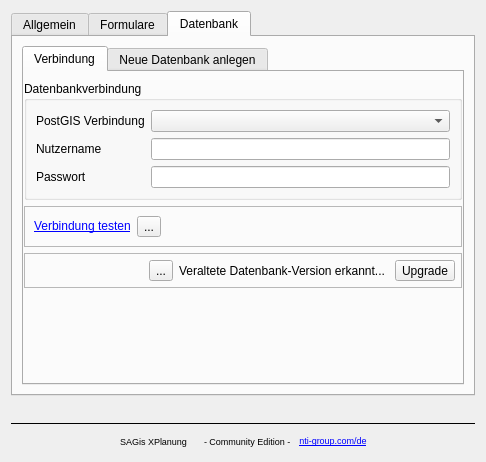
Old version of the form src/SAGisXPlanung/ui/settings.ui in the repository nti-de/SAGisXPlanung.
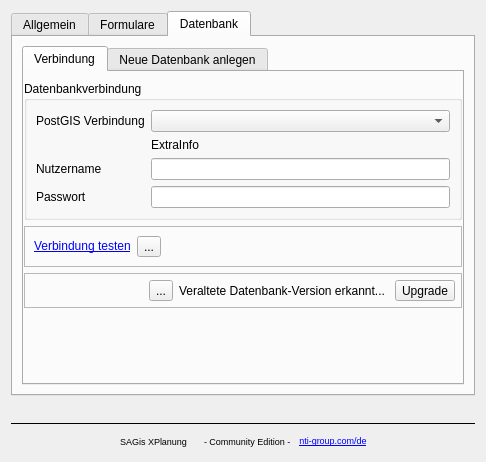
New version of the form. Custom widgets are drawn as their Qt base class.

What changed in the file:
```diff
--- a/src/SAGisXPlanung/ui/settings.ui
+++ b/src/SAGisXPlanung/ui/settings.ui
@@ -240,30 +240,37 @@
               <item row="0" column="1">
                <widget class="QComboBox" name="cbConnections"/>
               </item>
-              <item row="1" column="0">
+              <item row="2" column="0">
                <widget class="QLabel" name="label_2">
                 <property name="text">
                  <string>Nutzername</string>
                 </property>
                </widget>
               </item>
-              <item row="1" column="1">
+              <item row="2" column="1">
                <widget class="QLineEdit" name="tbUsername"/>
               </item>
-              <item row="2" column="0">
+              <item row="3" column="0">
                <widget class="QLabel" name="label_3">
                 <property name="text">
                  <string>Passwort</string>
                 </property>
                </widget>
               </item>
-              <item row="2" column="1">
+              <item row="3" column="1">
                <widget class="QLineEdit" name="tbPassword">
                 <property name="echoMode">
                  <enum>QLineEdit::Password</enum>
                 </property>
                </widget>
               </item>
+              <item row="1" column="1">
+               <widget class="QLabel" name="label_extra_info">
+                <property name="text">
+                 <string>ExtraInfo</string>
+                </property>
+               </widget>
+              </item>
              </layout>
             </widget>
            </item>
```
